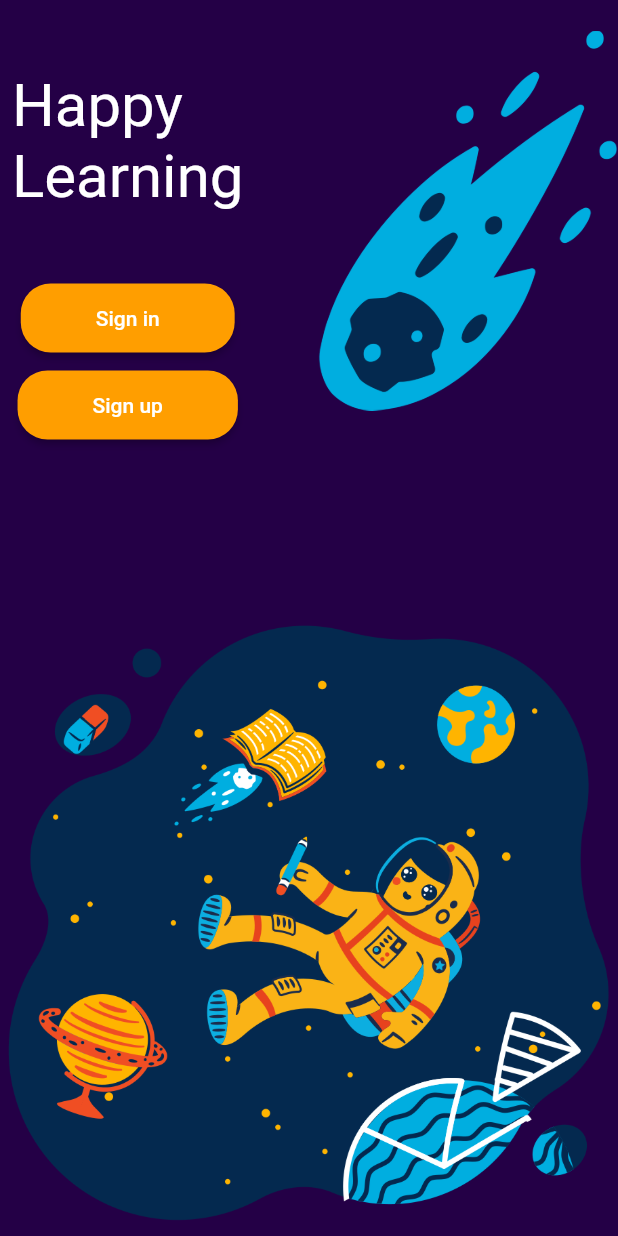
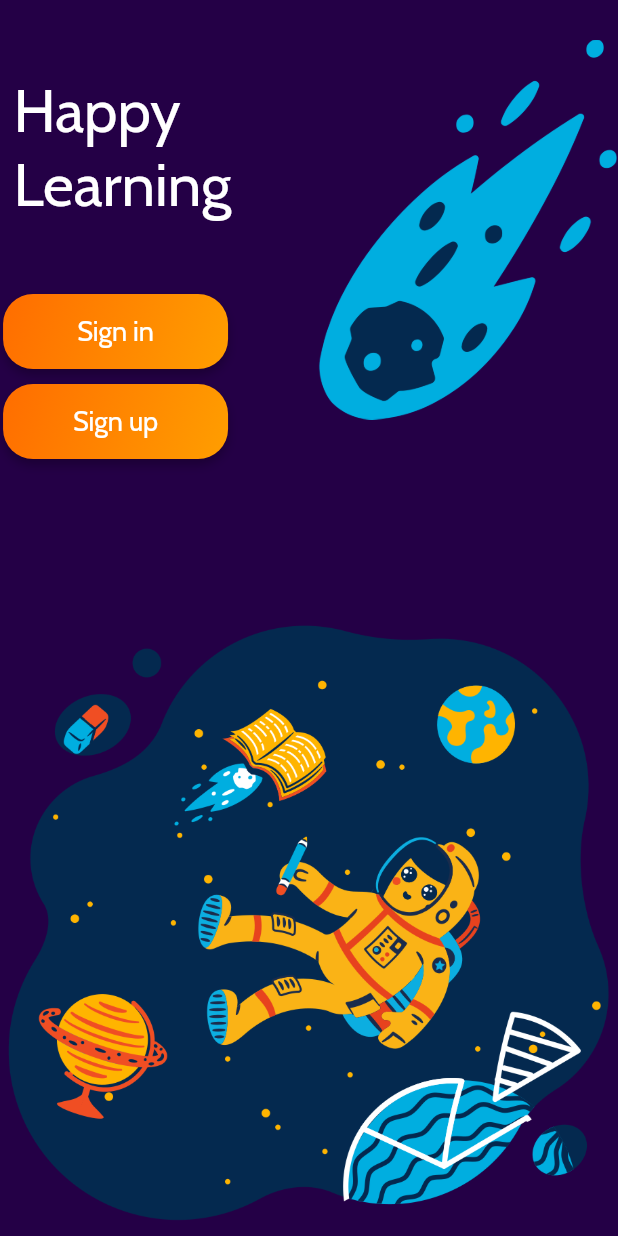
Before and after one commit to kldawad/watad_kids, a Flutter app: the WelcomeScreen screen opened directly, on a phone screen of 412 x 824 dp. Run offline on Flutter 3.47's test engine with Material 2 defaults, Android fonts, the phone set to English and light mode, and no system bars; our stand-ins replace get, shared_preferences; accounts and stored records are empty; network calls fail.

Commit message:
new commit

```diff
--- a/lib/controller/home_controller.dart
+++ b/lib/controller/home_controller.dart
@@ -8,4 +8,22 @@ class HomeController extends GetxController {
     "assets/b.png",
     "assets/c.png",
   ].obs;
+
+  final myMenu = [
+    {
+      "leading": "assets/aa.png",
+      "Title": "Most Recent Stories",
+      "subTitle": "subTitle1",
+    },
+    {
+      "leading": "assets/b.png",
+      "Title": "Most Liked Stories",
+      "subTitle": "subTitle2",
+    },
+    {
+      "leading": "assets/c.png",
+      "Title": "Most Popular Stories",
+      "subTitle": "subTitle3",
+    }
+  ].obs;
 }
--- a/lib/main.dart
+++ b/lib/main.dart
@@ -1,7 +1,7 @@
 import 'package:flutter/material.dart';
 import 'package:get/get.dart';
 import 'package:watad_kids/binding/home_binding.dart';
-import 'package:watad_kids/ui/screen/welcome_screen.dart';
+import 'package:watad_kids/ui/screen/home_screen.dart';
 import 'package:watad_kids/utils/shared_prefrences.dart';
 import 'package:watad_kids/utils/theme/material_theme.dart';
 
@@ -22,7 +22,7 @@ class MyApp extends StatelessWidget {
       // locale: Locale('ar'),
       initialBinding: HomeBinding(),
       theme: AppThemeData().materialTheme,
-      home: WelcomeScreen(),
+      home: HomeScreen(),
     );
   }
 }
--- a/lib/ui/screen/welcome_screen.dart
+++ b/lib/ui/screen/welcome_screen.dart
@@ -1,5 +1,5 @@
 import 'package:flutter/material.dart';
-import 'package:watad_kids/utils/style/button_style.dart';
+import 'package:watad_kids/ui/widgets/custom_elevated_button.dart';
 
 class WelcomeScreen extends StatelessWidget {
   const WelcomeScreen({Key? key}) : super(key: key);
@@ -7,7 +7,6 @@ class WelcomeScreen extends StatelessWidget {
   @override
   Widget build(BuildContext context) {
     return Scaffold(
-      backgroundColor: Color(0xFF240046),
       body: SafeArea(
         child: Column(
           crossAxisAlignment: CrossAxisAlignment.start,
@@ -18,25 +17,22 @@ class WelcomeScreen extends StatelessWidget {
               children: [
                 Column(
                   children: [
-                    Padding(
-                      padding: const EdgeInsets.symmetric(horizontal: 8),
-                      child: Text(
-                        "\nHappy\nLearning\n",
-                        style: Theme.of(context).textTheme.headlineLarge!.copyWith(color: Colors.white),
-                      ),
+                    Text(
+                      "\n Happy\n Learning\n",
+                      style: Theme.of(context).textTheme.headlineLarge!.copyWith(color: Colors.white),
                     ),
-                    ElevatedButton(
-                      style: kRegistrationButton,
+                    CustomElevatedButton(
+                      buttonText: "Sign in",
+                      width: 150,
                       onPressed: () {},
-                      child: Text("Sign in"),
                     ),
                     SizedBox(
                       height: 10,
                     ),
-                    ElevatedButton(
-                      style: kRegistrationButton,
+                    CustomElevatedButton(
+                      buttonText: "Sign up",
+                      width: 150,
                       onPressed: () {},
-                      child: Text("Sign up"),
                     ),
                   ],
                 ),
--- /dev/null
+++ b/lib/ui/widgets/custom_elevated_button.dart
@@ -0,0 +1,63 @@
+import 'package:flutter/material.dart';
+
+class CustomElevatedButton extends StatelessWidget {
+  final String buttonText;
+  final double width;
+  final Function() onPressed;
+
+  const CustomElevatedButton({
+    required this.buttonText,
+    required this.width,
+    required this.onPressed,
+  });
+
+  @override
+  Widget build(BuildContext context) {
+    return Container(
+      decoration: BoxDecoration(
+        boxShadow: [
+          BoxShadow(color: Colors.black26, offset: Offset(0, 4), blurRadius: 5.0),
+        ],
+        gradient: LinearGradient(
+          begin: Alignment.topLeft,
+          end: Alignment.bottomRight,
+          stops: [0.0, 1.0],
+          colors: [
+            Color(0xFFff6d00),
+            Color(0xFFff9e00),
+          ],
+        ),
+        color: Color(0xFFff9e00),
+        borderRadius: BorderRadius.circular(20),
+      ),
+      child: ElevatedButton(
+        style: ButtonStyle(
+          shape: MaterialStateProperty.all<RoundedRectangleBorder>(
+            RoundedRectangleBorder(
+              borderRadius: BorderRadius.circular(20.0),
+            ),
+          ),
+          minimumSize: MaterialStateProperty.all(Size(width, 50)),
+          backgroundColor: MaterialStateProperty.all(Colors.transparent),
+          elevation: MaterialStateProperty.all(3),
+          shadowColor: MaterialStateProperty.all(Colors.transparent),
+        ),
+        onPressed: onPressed,
+        child: Padding(
+          padding: const EdgeInsets.only(
+            top: 10,
+            bottom: 10,
+          ),
+          child: Text(
+            buttonText,
+            style: TextStyle(
+              fontSize: 18,
+              // fontWeight: FontWeight.w500,
+              color: Colors.white,
+            ),
+          ),
+        ),
+      ),
+    );
+  }
+}
--- a/lib/utils/style/button_style.dart
+++ b/lib/utils/style/button_style.dart
@@ -10,3 +10,8 @@ final kRegistrationButton = ButtonStyle(
     EdgeInsets.symmetric(horizontal: 50, vertical: 15),
   ),
 );
+
+final kLogOut = ButtonStyle(
+  shape: MaterialStateProperty.all<RoundedRectangleBorder>(RoundedRectangleBorder(side: BorderSide.none)),
+  backgroundColor: MaterialStateProperty.all(Color(0xFFff9e00)),
+);
--- a/lib/utils/style/text_style.dart
+++ b/lib/utils/style/text_style.dart
@@ -1,3 +1,5 @@
 import 'package:flutter/material.dart';
 
 const kDefaultWhite = TextStyle(color: Colors.white);
+const kDefaultBlack = TextStyle(color: Colors.black);
+const kDefaultGrey = TextStyle(color: Colors.grey);
--- a/lib/utils/theme/colors.dart
+++ /dev/null
@@ -1,5 +0,0 @@
-import 'package:flutter/material.dart';
-
-const kThemeBlue = Color(0xFF8ecae6);
-const kThemeYellow = Color(0xFFffb703);
-const kThemeOrange = Color(0xFFfb8500);
```
Also changed, not shown: lib/ui/screen/display_story_screen.dart (added, +100 -0 lines), lib/ui/screen/drawe_menu.dart (added, +90 -0 lines), lib/ui/screen/home_screen.dart (+18 -19 lines), lib/ui/screen/stories_screen.dart (added, +63 -0 lines), lib/ui/widgets/story_info.dart (added, +68 -0 lines), lib/utils/theme/material_theme.dart (+18 -2 lines), pubspec.yaml (+5 -4 lines), assets/fonts/Cabin-Regular.ttf (added), assets/jelly-message-sent-by-character.png (added).
